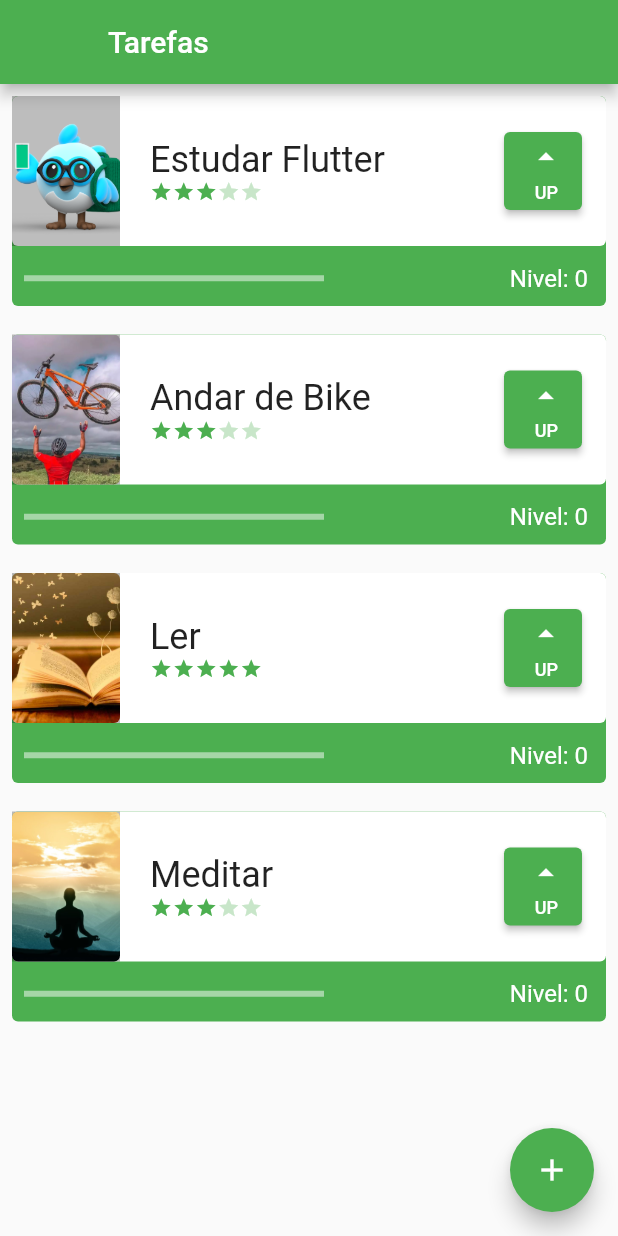
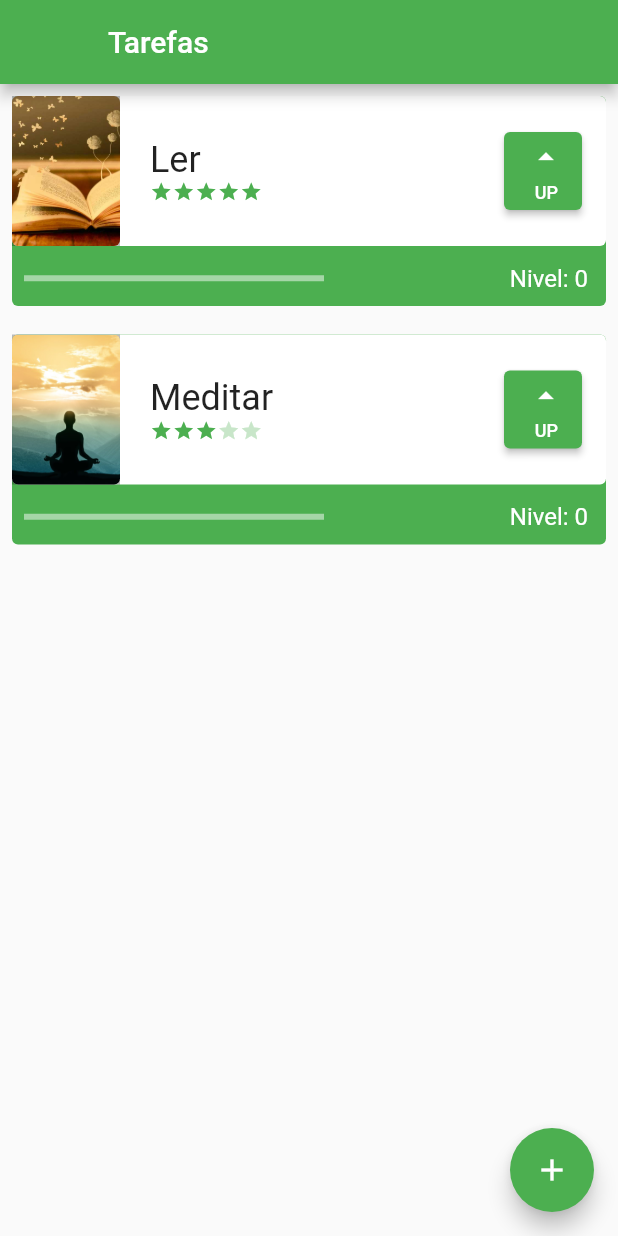
Before and after one commit to JoseLucasSTZ/trabalhoUsabilidadeWebJogosMobile, a Flutter app: the screen it shows after launch, on a phone screen of 412 x 824 dp. Run offline on Flutter 3.47's test engine with Material 2 defaults, Android fonts, the phone set to English and light mode, and no system bars.

Commit message:
update
update

```diff
--- a/lib/data/task_inherited.dart
+++ b/lib/data/task_inherited.dart
@@ -8,8 +8,6 @@ class TaskInherited extends InheritedWidget {
   }) : super(key: key, child: child);
 
   final List<Tasks> tasksList = [
-    Tasks('Estudar Flutter', 'assets/images/dash.png', 3),
-    Tasks('Andar de Bike', 'assets/images/bike.webp', 3),
     Tasks('Ler', 'assets/images/livro.jpg', 5),
     Tasks('Meditar', 'assets/images/meditar.jpeg', 3)
   ];
```
